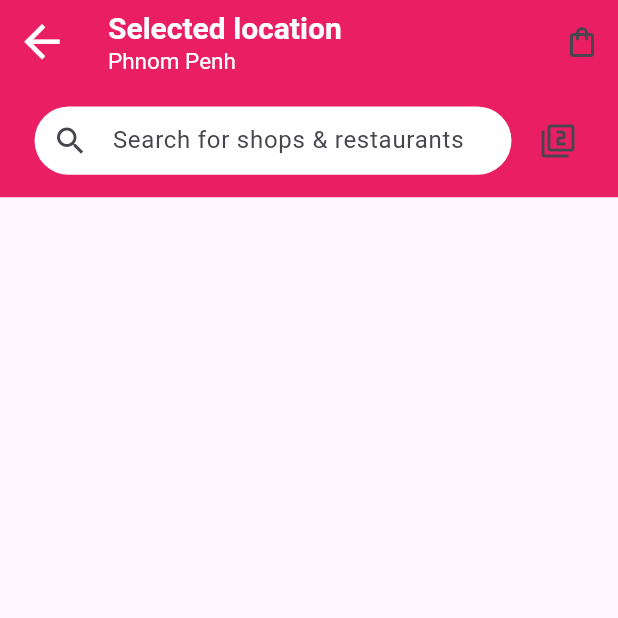
After one commit to UnVireak/Foodpanda_flutter_ui, a Flutter app: the screen it shows after launch, after a tap on "Pick-up", on a phone screen of 412 x 824 dp, the top half of it. The commit adds this screen. Run offline on Flutter 3.47's test engine with Material 3 defaults, Android fonts, the phone set to English and light mode, and no system bars; our stand-ins replace font_awesome_flutter; missing offline and left inert: dart:ffi; network calls fail.

Commit message:
add pick up screen

```diff
--- a/lib/screens/home_screen.dart
+++ b/lib/screens/home_screen.dart
@@ -7,6 +7,7 @@ import 'dart:ffi';
 import 'dart:math' as math;
 import 'package:flutter/material.dart';
 import 'package:food_fanda_clone/screens/nextscreen.dart';
+import 'package:food_fanda_clone/screens/pick_up/pickUp_screen.dart';
 // import 'sliverAppbar/sliverAppbar.dart';
 import 'sliverAppbar/myflexiableappbar.dart';
 // import 'sliverAppbar/myappbar.dart';
@@ -372,7 +373,14 @@ automaticallyImplyLeading: false,
                                           .withOpacity(0.09), // Border color
                                       width: 1, // Border width
                                     ),
-                                  ),
+
+                                  ),
+                                     child:GestureDetector(
+                                    onTap: (){
+                                      Navigator.of(context).push(MaterialPageRoute(
+                                          builder: (builder)=> PickUpScreen()
+                                      ));
+                                    },
                                   child: Stack(
                                     children: [
                                       Positioned(
@@ -409,6 +417,7 @@ automaticallyImplyLeading: false,
                                         ),
                                       ),
                                     ],
+                                  ),
                                   ),
                                 ),
                                 SizedBox(
--- /dev/null
+++ b/lib/screens/pick_up/pickUp_screen.dart
@@ -0,0 +1,68 @@
+import 'package:flutter/material.dart';
+import 'package:food_fanda_clone/screens/pick_up/sliverAppbar.dart';
+
+class PickUpScreen extends StatelessWidget {
+  const PickUpScreen({super.key});
+
+  @override
+  Widget build(BuildContext context) {
+    return Scaffold(
+      appBar: AppBar(
+        automaticallyImplyLeading: false,
+        elevation: 0,
+        leading: IconButton(
+          icon: Icon(
+            Icons.arrow_back,
+          ),
+          iconSize: 35,
+          color: Colors.white,
+          onPressed: () {
+            // _scaffoldKey.currentState!.openDrawer();
+            },
+        ),
+        title: Column(
+          mainAxisAlignment: MainAxisAlignment.center,
+          crossAxisAlignment: CrossAxisAlignment.start,
+          children: [
+            Text(
+              "Selected location",
+              style: TextStyle(
+                  color: Colors.white,
+                  fontSize: 20,
+                  fontWeight: FontWeight.bold),
+            ),
+            Text(
+              "Phnom Penh",
+              style: TextStyle(color: Colors.white, fontSize: 15),
+            ),
+          ],
+        ),
+        backgroundColor: Colors.pink,
+        actions: [
+          IconButton(
+            onPressed: () {},
+            icon: Icon(Icons.shopping_bag_outlined),
+          ),
+        ],
+      ),
+
+      body: CustomScrollView(
+        slivers: [
+          SliverAppBar(
+
+            pinned: false,
+            floating:
+                true, // Set to true to hide FlexibleSpaceBar when scrolling up
+            snap: true,
+            expandedHeight: 75.5,
+            excludeHeaderSemantics: true,
+automaticallyImplyLeading: false,
+            flexibleSpace: FlexibleSpaceBar(background: SliverPickUpScreen()),
+            backgroundColor: Colors.pink,
+          ),
+
+        ],
+      ),
+    );
+  }
+}
--- /dev/null
+++ b/lib/screens/pick_up/sliverAppbar.dart
@@ -0,0 +1,54 @@
+import 'package:flutter/material.dart';
+
+class SliverPickUpScreen extends StatelessWidget {
+  final double appBarHeight = 66.0;
+
+  const SliverPickUpScreen();
+
+  @override
+  Widget build(BuildContext context) {
+    final double statusBarHeight = MediaQuery.of(context).padding.top;
+
+    return Container(
+      padding: EdgeInsets.only(top: statusBarHeight),
+      height: statusBarHeight + appBarHeight,
+      child: Center(
+        child: Padding(
+          padding: EdgeInsets.symmetric(horizontal: 16, vertical: 8),
+          child: Container(
+            child: Row(
+              children: [
+                Expanded(
+                  child: Container(
+                    height: 70,
+                    color: Colors.pink,
+                    child: Padding(
+                      padding: const EdgeInsets.all(7),
+                      child: TextFormField(
+                        decoration: InputDecoration(
+                          contentPadding: EdgeInsets.symmetric(vertical: 5.0),
+                          fillColor: Colors.white,
+                          filled: true,
+                          border: OutlineInputBorder(
+                            borderRadius: BorderRadius.circular(30),
+                            borderSide: BorderSide.none,
+                          ),
+                          hintText: 'Search for shops & restaurants',
+                          prefixIcon: Icon(Icons.search),
+                        ),
+                      ),
+                    ),
+                  ),
+                ),
+                IconButton(onPressed: (){}, icon: Icon(Icons.filter_2_outlined))
+              ],
+            ),
+          ),
+        ),
+      ),
+      decoration: BoxDecoration(
+        color: Colors.pink,
+      ),
+    );
+  }
+}
--- a/pubspec.yaml
+++ b/pubspec.yaml
@@ -28,7 +28,7 @@ environment:
 # the latest version available on pub.dev. To see which dependencies have newer
 # versions available, run `flutter pub outdated`.
 dependencies:
-  font_awesome_flutter: ^9.2.0
+  font_awesome_flutter: ^10.7.0
   flutter:
     sdk: flutter
 
```
Also changed, not shown: pubspec.lock.
